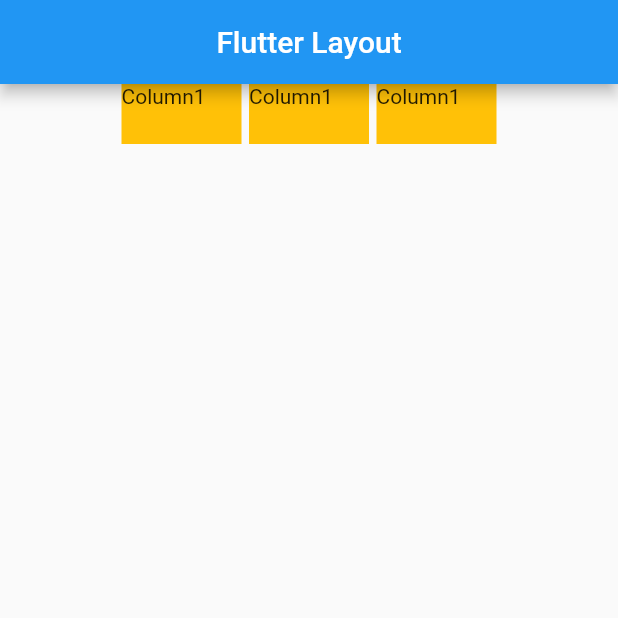
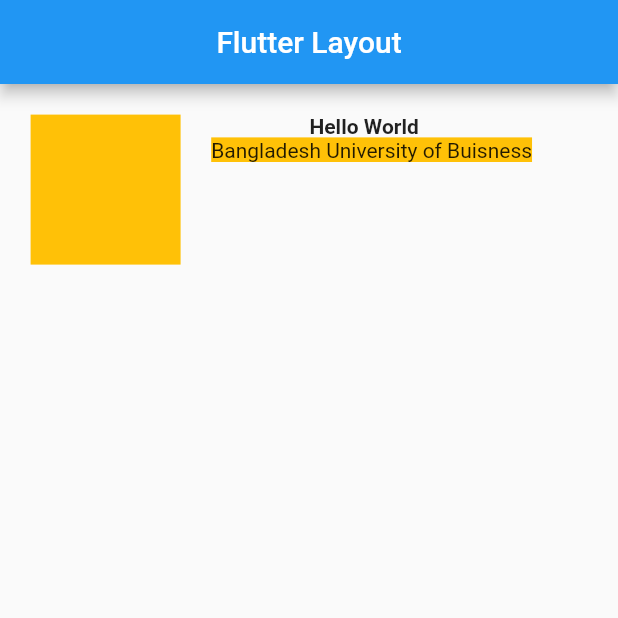
Before and after one commit to vatiza/Flutter_Widgets_Learning, a Flutter app: the screen it shows after launch, on a phone screen of 412 x 824 dp, the top half of it. Run offline on Flutter 3.47's test engine with Material 2 defaults, Android fonts, the light colour scheme and no system bars.

Commit message:
crossAxisAlignment

```diff
--- a/lib/homepage.dart
+++ b/lib/homepage.dart
@@ -11,28 +11,29 @@
         centerTitle: true,
       ),
       body: Row(
-        mainAxisAlignment: MainAxisAlignment.center,
+        crossAxisAlignment: CrossAxisAlignment.start,
         children: [
-          Container(
-            height: 40,
-            width: 80,
-            color: Colors.amber,
-            child: Text('Column1'),
+          Padding(
+            padding: const EdgeInsets.all(20.4),
+            child: Container(
+              height: 100,
+              width: 100,
+              color: Colors.amber,
+            ),
           ),
-              SizedBox(width: 5,),
-          Container(
-            height: 40,
-            width: 80,
-            color: Colors.amber,
-            child: Text('Column1'),
-          ),
-          SizedBox(width: 5,),
-          Container(
-            height: 40,
-            width: 80,
-            color: Colors.amber,
-            child: Text('Column1'),
-          ),
+          const Column(
+            children: [
+              Padding(
+                padding: EdgeInsets.only(top: 20, right: 10),
+                child: Text('Hello World',
+                    style: TextStyle(fontWeight: FontWeight.bold)),
+              ),
+              Text(
+                'Bangladesh University of Buisness',
+                style: TextStyle(backgroundColor: Colors.amber),
+              ),
+            ],
+          )
         ],
       ),
     );
```
